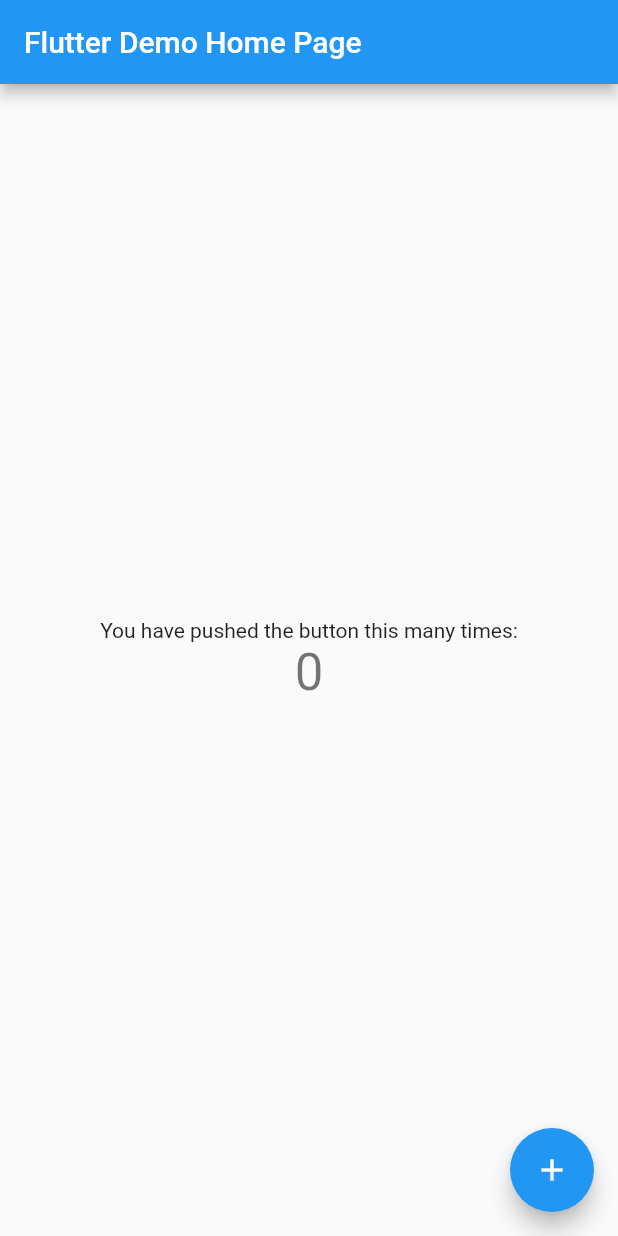
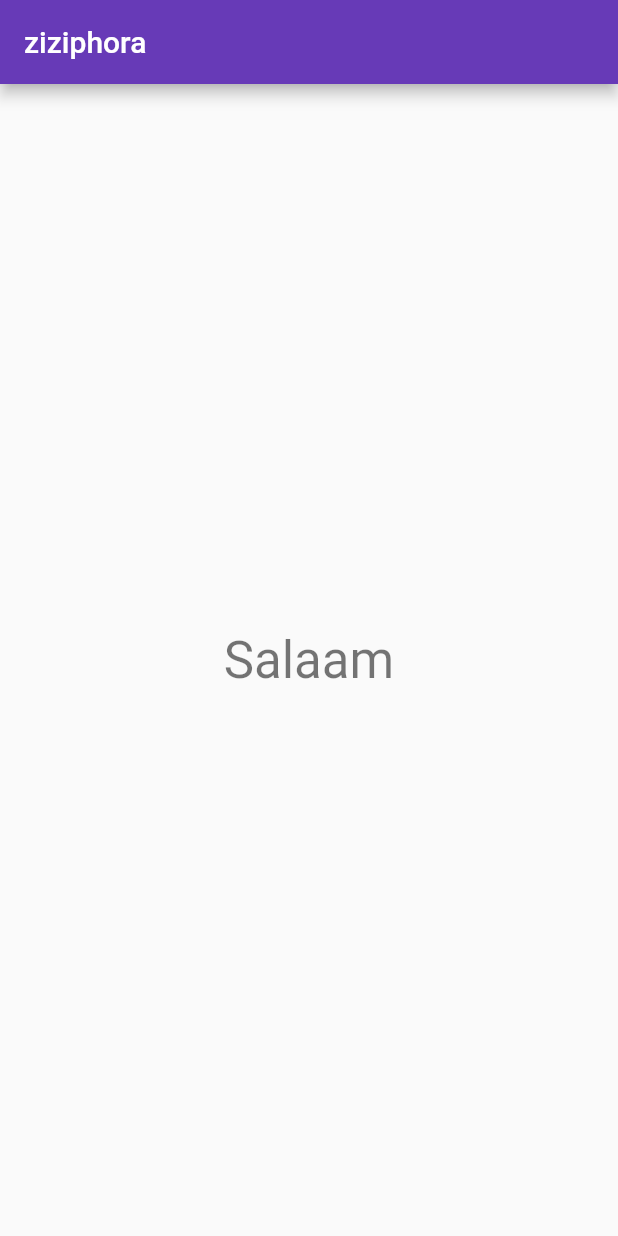
Before and after one commit to GroundedPhysics/naghsheJahan, a Flutter app: the screen it shows after launch, on a phone screen of 412 x 824 dp. Run offline on Flutter 3.47's test engine with Material 2 defaults, Android fonts, the phone set to English and light mode, and no system bars.

Commit message:
clean--> Directory layout

```diff
--- a/ziziphora/lib/main.dart
+++ b/ziziphora/lib/main.dart
@@ -1,5 +1,5 @@
 import 'package:flutter/material.dart';
-
+import 'package:ziziphora/pages/pages.dart';
 void main() {
   runApp(const MyApp());
 }
@@ -11,105 +11,12 @@
   @override
   Widget build(BuildContext context) {
     return MaterialApp(
-      title: 'Flutter Demo',
+      title: 'کاکوتی',
       theme: ThemeData(
-        // This is the theme of your application.
-        //
-        // Try running your application with "flutter run". You'll see the
-        // application has a blue toolbar. Then, without quitting the app, try
-        // changing the primarySwatch below to Colors.green and then invoke
-        // "hot reload" (press "r" in the console where you ran "flutter run",
-        // or simply save your changes to "hot reload" in a Flutter IDE).
-        // Notice that the counter didn't reset back to zero; the application
-        // is not restarted.
-        primarySwatch: Colors.blue,
+
+        primarySwatch: Colors.deepPurple,
       ),
-      home: const MyHomePage(title: 'Flutter Demo Home Page'),
+      home: const HomePage(title: 'ziziphora'),
     );
   }
 }
-
-class MyHomePage extends StatefulWidget {
-  const MyHomePage({super.key, required this.title});
-
-  // This widget is the home page of your application. It is stateful, meaning
-  // that it has a State object (defined below) that contains fields that affect
-  // how it looks.
-
-  // This class is the configuration for the state. It holds the values (in this
-  // case the title) provided by the parent (in this case the App widget) and
-  // used by the build method of the State. Fields in a Widget subclass are
-  // always marked "final".
-
-  final String title;
-
-  @override
-  State<MyHomePage> createState() => _MyHomePageState();
-}
-
-class _MyHomePageState extends State<MyHomePage> {
-  int _counter = 0;
-
-  void _incrementCounter() {
-    setState(() {
-      // This call to setState tells the Flutter framework that something has
-      // changed in this State, which causes it to rerun the build method below
-      // so that the display can reflect the updated values. If we changed
-      // _counter without calling setState(), then the build method would not be
-      // called again, and so nothing would appear to happen.
-      _counter++;
-    });
-  }
-
-  @override
-  Widget build(BuildContext context) {
-    // This method is rerun every time setState is called, for instance as done
-    // by the _incrementCounter method above.
-    //
-    // The Flutter framework has been optimized to make rerunning build methods
-    // fast, so that you can just rebuild anything that needs updating rather
-    // than having to individually change instances of widgets.
-    return Scaffold(
-      appBar: AppBar(
-        // Here we take the value from the MyHomePage object that was created by
-        // the App.build method, and use it to set our appbar title.
-        title: Text(widget.title),
-      ),
-      body: Center(
-        // Center is a layout widget. It takes a single child and positions it
-        // in the middle of the parent.
-        child: Column(
-          // Column is also a layout widget. It takes a list of children and
-          // arranges them vertically. By default, it sizes itself to fit its
-          // children horizontally, and tries to be as tall as its parent.
-          //
-          // Invoke "debug painting" (press "p" in the console, choose the
-          // "Toggle Debug Paint" action from the Flutter Inspector in Android
-          // Studio, or the "Toggle Debug Paint" command in Visual Studio Code)
-          // to see the wireframe for each widget.
-          //
-          // Column has various properties to control how it sizes itself and
-          // how it positions its children. Here we use mainAxisAlignment to
-          // center the children vertically; the main axis here is the vertical
-          // axis because Columns are vertical (the cross axis would be
-          // horizontal).
-          mainAxisAlignment: MainAxisAlignment.center,
-          children: <Widget>[
-            const Text(
-              'You have pushed the button this many times:',
-            ),
-            Text(
-              '$_counter',
-              style: Theme.of(context).textTheme.headlineMedium,
-            ),
-          ],
-        ),
-      ),
-      floatingActionButton: FloatingActionButton(
-        onPressed: _incrementCounter,
-        tooltip: 'Increment',
-        child: const Icon(Icons.add),
-      ), // This trailing comma makes auto-formatting nicer for build methods.
-    );
-  }
-}
--- /dev/null
+++ b/ziziphora/lib/pages/home_page.dart
@@ -0,0 +1,33 @@
+import 'package:flutter/material.dart';
+
+class HomePage extends StatefulWidget {
+  const HomePage({Key? key, required this.title}) : super(key: key);
+  final String title;
+
+  @override
+  State<HomePage> createState() => _HomePageState();
+}
+
+class _HomePageState extends State<HomePage> {
+  @override
+  Widget build(BuildContext context) {
+    return Scaffold(
+      appBar: AppBar(
+        title: Text(widget.title),
+      ),
+      body: Center(
+        child: Column(
+          mainAxisAlignment: MainAxisAlignment.center,
+          children: [
+
+            // Testing Home page
+            Text(
+              'Salaam',
+              style: Theme.of(context).textTheme.headlineMedium,
+            )
+          ],
+        ),
+      ),
+    );
+  }
+}
--- /dev/null
+++ b/ziziphora/lib/pages/pages.dart
@@ -0,0 +1 @@
+export './home_page.dart';
```
